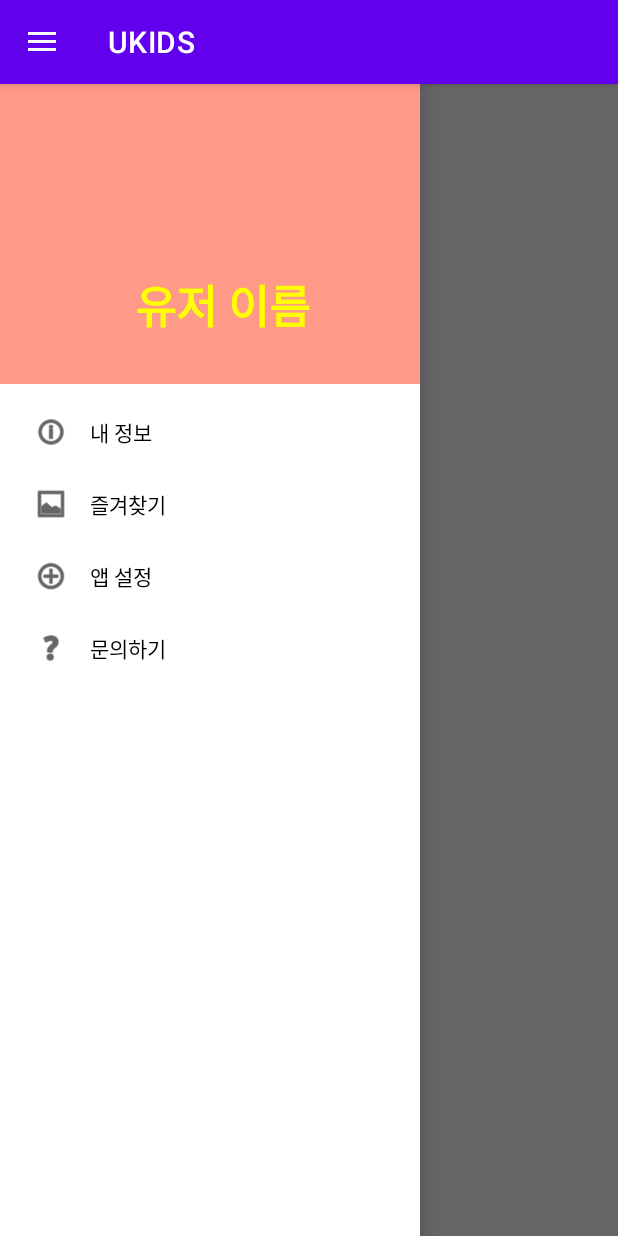
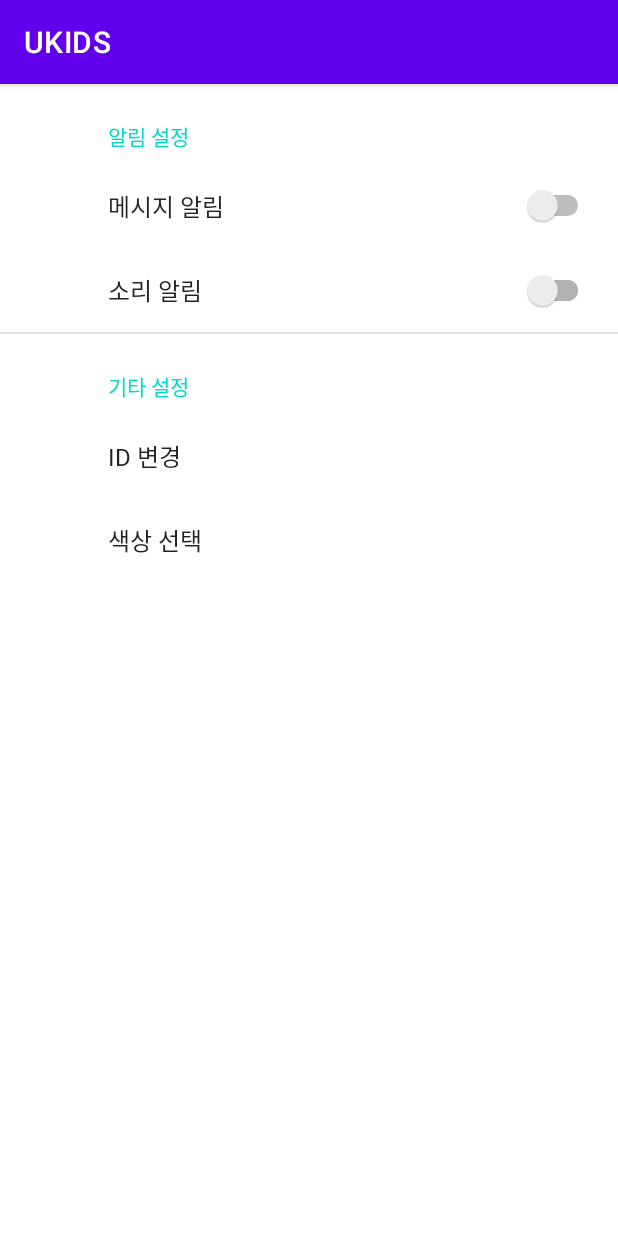
Before and after one commit to yellow-jam/MobileAppFinal22, an Android app: the screen it shows after launch (MainActivity before the commit, SettingActivity after it), in the side drawer, after a tap on "앱 설정", on a phone screen of 412 x 824 dp. Run offline under Robolectric (Android 15) with nearby library versions, the phone set to English and light mode, and no system bars; our stand-ins replace Firebase (no records; nobody signed in at launch, a user with empty details on screens opened directly), androidx.preference; libraries missing offline, so code that uses them is left out: com.kakao.sdk, com.tickaroo.tikxml; 4 statements that could not run were skipped.

Commit message:
앱 설정 화면 구성(기본)

```diff
--- a/UKIDS/app/build.gradle
+++ b/UKIDS/app/build.gradle
@@ -64,6 +64,7 @@ dependencies {
     implementation "com.google.android.gms:play-services-location:20.0.0"
 
     implementation 'androidx.recyclerview:recyclerview:1.2.1'
+    implementation 'androidx.preference:preference-ktx:1.2.0'
 
     implementation 'com.squareup.retrofit2:retrofit:2.0.0'
     implementation 'com.google.code.gson:gson:2.8.9'
--- a/UKIDS/app/src/main/java/com/example/ukids/MainActivity.kt
+++ b/UKIDS/app/src/main/java/com/example/ukids/MainActivity.kt
@@ -12,7 +12,6 @@ import com.google.android.gms.maps.GoogleMap
 import com.kakao.sdk.common.util.Utility
 
 class MainActivity : AppCompatActivity() {
-    private lateinit var intent1: Intent
     lateinit var binding: ActivityMainBinding
     lateinit var toggle : ActionBarDrawerToggle // 11-6 액션바드로어 토글
     override fun onCreate(savedInstanceState: Bundle?) {
@@ -35,22 +34,46 @@ class MainActivity : AppCompatActivity() {
         // 12-3 내비게이션 드로어에 이벤트 리스너 추가
         binding.mainDrawerView.setNavigationItemSelectedListener {
             Log.d("mobileApp", "Navigation selected... ${it.title}")
+            when(it.title){
+                "내 정보" -> {  // 11111
+                    //startActivity(Intent(this@MainActivity, ))
+                    overridePendingTransition(0, 0);  // 액티비티 화면 전환 애니메이션 제거
+
+                }
+                "즐겨찾기" -> {  // 22222
+                    //startActivity()
+                    overridePendingTransition(0, 0);  // 액티비티 화면 전환 애니메이션 제거
+
+                }
+                "앱 설정" -> {
+                    val intent1 = Intent(this@MainActivity, SettingActivity::class.java)
+                    startActivity(intent1)
+                    overridePendingTransition(0, 0);  // 액티비티 화면 전환 애니메이션 제거
+                    Log.d("mobileApp", "세팅")
+
+                }
+                "문의하기" -> {
+                    //startActivity()
+                    overridePendingTransition(0, 0);  // 액티비티 화면 전환 애니메이션 제거
+
+                }
+            }
             true
         }
 
         binding.btnMap.setOnClickListener {
-            intent1 = Intent(this, MapActivity::class.java)
-            startActivity(intent1)
+            val intent = Intent(this, MapActivity::class.java)
+            startActivity(intent)
             overridePendingTransition(0, 0);  // 액티비티 화면 전환 애니메이션 제거
         }
 
         binding.btnAuth.setOnClickListener {
-            intent1 = Intent(this, AuthActivity::class.java)
+            val intent = Intent(this, AuthActivity::class.java)
             if(binding.btnAuth.text.equals("로그인")) // 로그아웃 상태
-                intent1.putExtra("data", "logout")
+                intent.putExtra("data", "logout")
             else if(binding.btnAuth.text.equals("로그아웃")) // 로그인 상태
-                intent1.putExtra("data", "login")
-            startActivity(intent1)
+                intent.putExtra("data", "login")
+            startActivity(intent)
             overridePendingTransition(0, 0);  // 액티비티 화면 전환 애니메이션 제거
         }
 
@@ -78,29 +101,7 @@ class MainActivity : AppCompatActivity() {
 
     override fun onOptionsItemSelected(item: MenuItem): Boolean {
         if(toggle.onOptionsItemSelected(item)) return true // 11-6 토글 - 햄버거 버튼이 눌렸다면 true
-        when(item.itemId){
-            R.id.menu_mypage -> {  // 11111
-                //startActivity(Intent(this@MainActivity, ))
-                overridePendingTransition(0, 0);  // 액티비티 화면 전환 애니메이션 제거
-                return true
-            }
-            R.id.menu_mystar -> {  // 22222
-                //startActivity()
-                overridePendingTransition(0, 0);  // 액티비티 화면 전환 애니메이션 제거
-                return true
-            }
-            R.id.menu_settings -> {  // 22222
-                //startActivity()
-                overridePendingTransition(0, 0);  // 액티비티 화면 전환 애니메이션 제거
-                return true
-            }
-            R.id.menu_contacts -> {  // 22222
-                //startActivity()
-                overridePendingTransition(0, 0);  // 액티비티 화면 전환 애니메이션 제거
-                return true
-            }
 
-        }
         return super.onOptionsItemSelected(item)
     }
 }
--- /dev/null
+++ b/UKIDS/app/src/main/java/com/example/ukids/SettingActivity.kt
@@ -0,0 +1,11 @@
+package com.example.ukids
+
+import androidx.appcompat.app.AppCompatActivity
+import android.os.Bundle
+
+class SettingActivity : AppCompatActivity() {
+    override fun onCreate(savedInstanceState: Bundle?) {
+        super.onCreate(savedInstanceState)
+        setContentView(R.layout.activity_setting)
+    }
+}
--- /dev/null
+++ b/UKIDS/app/src/main/java/com/example/ukids/SettingFragment.kt
@@ -0,0 +1,45 @@
+package com.example.ukids
+
+import android.os.Bundle
+import android.text.TextUtils
+import androidx.fragment.app.Fragment
+import android.view.LayoutInflater
+import android.view.View
+import android.view.ViewGroup
+import androidx.preference.EditTextPreference
+import androidx.preference.ListPreference
+import androidx.preference.Preference
+import androidx.preference.PreferenceFragmentCompat
+
+// TODO: Rename parameter arguments, choose names that match
+// the fragment initialization parameters, e.g. ARG_ITEM_NUMBER
+private const val ARG_PARAM1 = "param1"
+private const val ARG_PARAM2 = "param2"
+
+/**
+ * A simple [Fragment] subclass.
+ * Use the [SettingFragment.newInstance] factory method to
+ * create an instance of this fragment.
+ */
+class SettingFragment : PreferenceFragmentCompat() {
+    override fun onCreatePreferences(savedInstanceState: Bundle?, rootKey: String?) {
+        setPreferencesFromResource(R.xml.settings, rootKey)
+
+        val idPreference: EditTextPreference? = findPreference("id")
+        idPreference?.title = "ID 변경"
+        // idPreference?.summary = "ID를 변경할 수 있습니다."
+        // idPreference?.summaryProvider = EditTextPreference.SimpleSummaryProvider.getInstance()  // 사용자가 선택한 값 출력
+        idPreference?.summaryProvider = Preference.SummaryProvider<EditTextPreference> {
+                preference ->
+            val text = preference.text
+            if(TextUtils.isEmpty(text)){
+                "ID 설정이 되지 않았습니다."
+            } else {
+                "설정된 ID는 $text 입니다."
+            }
+        }
+        val colorPreference: ListPreference? = findPreference("color")
+        colorPreference?.summaryProvider = ListPreference.SimpleSummaryProvider.getInstance()  // 사용자가 선택한 값 출력
+    }
+
+}
--- /dev/null
+++ b/UKIDS/app/src/main/res/layout/activity_setting.xml
@@ -0,0 +1,6 @@
+<?xml version="1.0" encoding="utf-8"?>
+<fragment
+    xmlns:android="http://schemas.android.com/apk/res/android"
+    android:layout_width="match_parent"
+    android:layout_height="match_parent"
+    class="com.example.ukids.SettingFragment" />
--- /dev/null
+++ b/UKIDS/app/src/main/res/values/array.xml
@@ -0,0 +1,13 @@
+<?xml version="1.0" encoding="utf-8"?>
+<resources>
+    <string-array name="my_color">
+        <item>빨강</item>
+        <item>초록</item>
+        <item>파랑</item>
+    </string-array>
+    <string-array name="my_color_value">
+        <item>#ff0000</item>
+        <item>#00ff00</item>
+        <item>#0000ff</item>
+    </string-array>
+</resources>
--- /dev/null
+++ b/UKIDS/app/src/main/res/xml/settings.xml
@@ -0,0 +1,26 @@
+<?xml version="1.0" encoding="utf-8"?>
+<PreferenceScreen xmlns:android="http://schemas.android.com/apk/res/android"
+    xmlns:app="http://schemas.android.com/apk/res-auto">
+    <PreferenceCategory
+        app:key="notification"
+        app:title="알림 설정">
+        <SwitchPreference
+            app:key="note_message"
+            app:title="메시지 알림" />
+        <SwitchPreferenceCompat
+            app:key="noti_sound"
+            app:title="소리 알림" />
+    </PreferenceCategory>
+    <PreferenceCategory
+        app:key="etc"
+        app:title="기타 설정" >
+        <EditTextPreference
+            app:key="id"
+            app:title="ID 설정" />
+        <ListPreference
+            app:key="color"
+            app:title="색상 선택"
+            android:entries="@array/my_color"
+            app:entryValues="@array/my_color_value" />
+    </PreferenceCategory>
+</PreferenceScreen>
```
Also changed, not shown: UKIDS/app/src/main/AndroidManifest.xml (+7 -4 lines), UKIDS/app/src/main/res/layout/fragment_setting.xml (added, +14 -0 lines).
